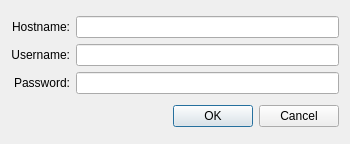
First picture: the form in forms/connection_dialog.ui, repository sukhininvk/DatabaseApp, before the edit.
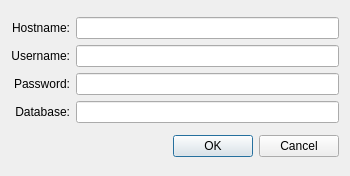
Second picture: the form after the edit.

```diff
--- a/forms/connection_dialog.ui
+++ b/forms/connection_dialog.ui
@@ -7,7 +7,7 @@
     <x>0</x>
     <y>0</y>
     <width>350</width>
-    <height>144</height>
+    <height>176</height>
    </rect>
   </property>
   <property name="sizePolicy">
@@ -19,13 +19,13 @@
   <property name="minimumSize">
    <size>
     <width>350</width>
-    <height>144</height>
+    <height>176</height>
    </size>
   </property>
   <property name="maximumSize">
    <size>
     <width>350</width>
-    <height>144</height>
+    <height>176</height>
    </size>
   </property>
   <property name="windowTitle">
@@ -93,6 +93,19 @@
        </property>
       </widget>
      </item>
+     <item row="3" column="1">
+      <widget class="QLineEdit" name="databaseLineEdit"/>
+     </item>
+     <item row="3" column="0">
+      <widget class="QLabel" name="databaseLabel">
+       <property name="text">
+        <string>Database:</string>
+       </property>
+       <property name="alignment">
+        <set>Qt::AlignmentFlag::AlignRight|Qt::AlignmentFlag::AlignTrailing|Qt::AlignmentFlag::AlignVCenter</set>
+       </property>
+      </widget>
+     </item>
     </layout>
    </item>
    <item>
```
Left out of the diff: 50 changed lines with no effect on the pictures.
